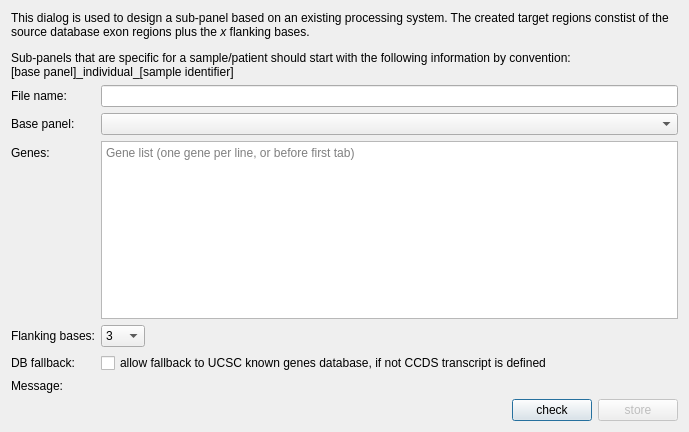
imgag/ngs-bits, file src/GSvar/SubpanelDesignDialog.ui: the form before one commit.
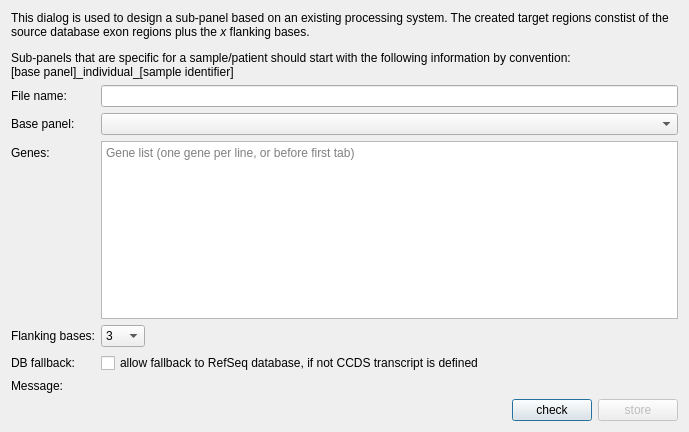
The form after the commit.

Commit message: NGSDImportUCSC: Added RefSeq import. GSvar: uses RefSeq instead of UCSC knownGene as fallback DB now.

```diff
--- a/src/GSvar/SubpanelDesignDialog.ui
+++ b/src/GSvar/SubpanelDesignDialog.ui
@@ -193,7 +193,7 @@
      <item>
       <widget class="QCheckBox" name="fallback">
        <property name="text">
-        <string>allow fallback to UCSC known genes database, if not CCDS transcript is defined</string>
+        <string>allow fallback to RefSeq database, if not CCDS transcript is defined</string>
        </property>
       </widget>
      </item>
```
The commit also changes 7 other files.
